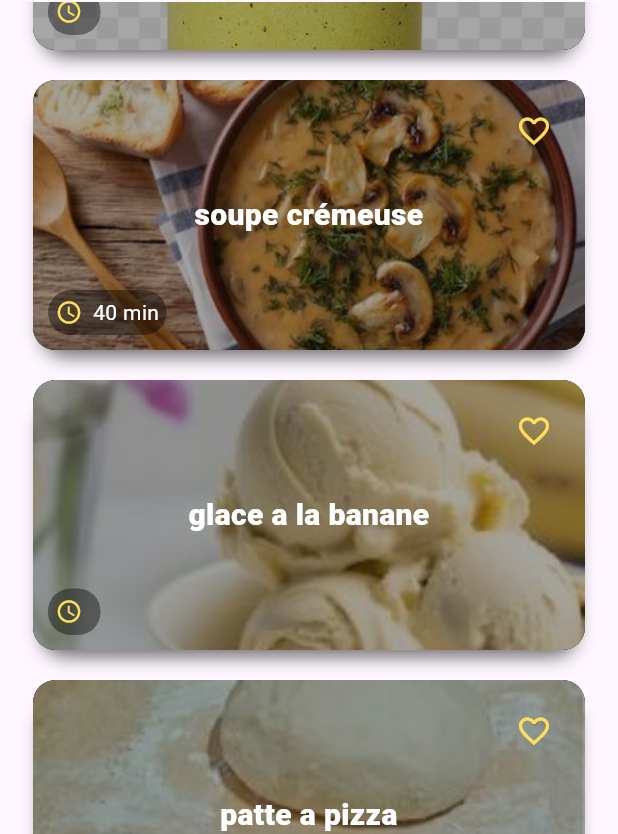
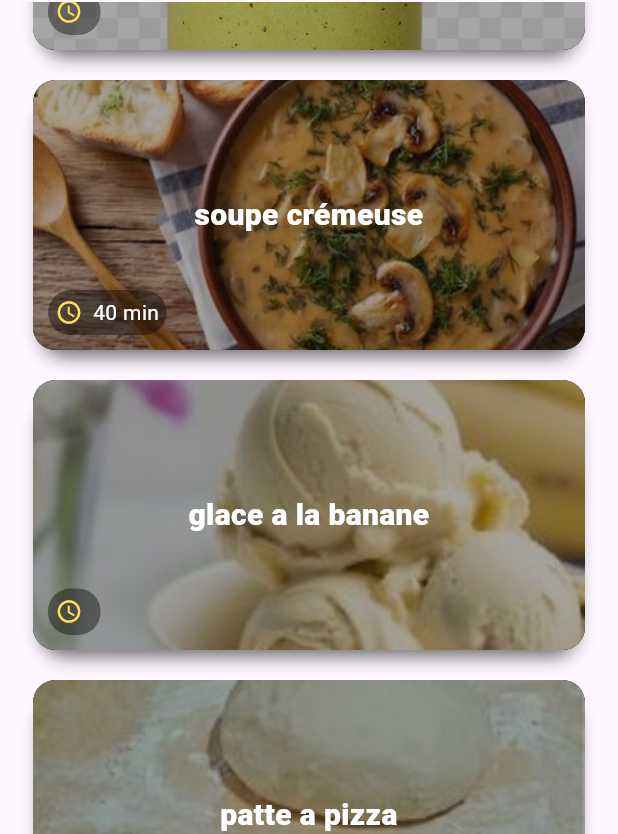
Before and after one commit to bentiriaya/Cookummy-app, a Flutter app: the screen it shows after launch, scrolled down 958 dp, on a phone screen of 412 x 824 dp. Shown: the part 187-1021 px from the top of the screen. Run offline on Flutter 3.47's test engine with Material 3 defaults, Android fonts, the phone set to English and light mode, and no system bars; our stand-ins replace get, image_picker, share_plus, shared_preferences, sqflite; missing offline and left inert: fluid_bottom_nav_bar; accounts and stored records are empty.

Commit message:
favoris v2

```diff
--- a/lib/views/widgets/recipe_card.dart
+++ b/lib/views/widgets/recipe_card.dart
@@ -90,20 +90,20 @@ class RecipeCard extends StatelessWidget {
             ),
             alignment: Alignment.bottomLeft,
           ),
-          Positioned(
-            top: 10,
-            right: 10,
-            child: IconButton(
-              icon: Icon(
-                Icons.favorite_border,
-                color: color.yellow,
-              ),
-              onPressed: () {
-                // Logique pour ajouter ou retirer des favoris
-                print('$title added to favorites');
-              },
-            ),
-          ),
+          // Positioned(
+          //   top: 10,
+          //   right: 10,
+          //   child: IconButton(
+          //     icon: Icon(
+          //       Icons.favorite_border,
+          //       color: color.yellow,
+          //     ),
+          //     onPressed: () {
+          //       // Logique pour ajouter ou retirer des favoris
+          //       print('$title added to favorites');
+          //     },
+          //   ),
+          // ),
         ],
       ),
     );
```
